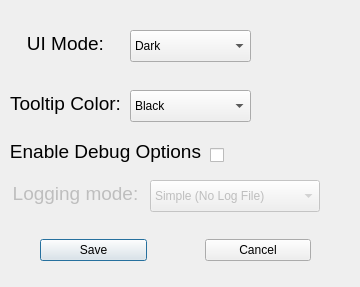
This is src/ui/menu/optiondialog.ui in jagger1407/NeoStudio as Qt 5 draws it before an edit. The edited form follows.
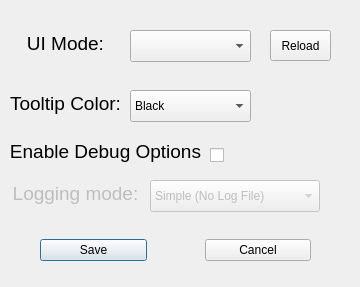
This is the edited form.

What changed in the file:
```diff
--- a/src/ui/menu/optiondialog.ui
+++ b/src/ui/menu/optiondialog.ui
@@ -309,18 +309,21 @@
     </rect>
    </property>
    <property name="currentIndex">
-    <number>1</number>
+    <number>-1</number>
    </property>
-   <item>
-    <property name="text">
-     <string>Light</string>
-    </property>
-   </item>
-   <item>
-    <property name="text">
-     <string>Dark</string>
-    </property>
-   </item>
+  </widget>
+  <widget class="QPushButton" name="ReloadUIsBtn">
+   <property name="geometry">
+    <rect>
+     <x>270</x>
+     <y>30</y>
+     <width>61</width>
+     <height>31</height>
+    </rect>
+   </property>
+   <property name="text">
+    <string>Reload</string>
+   </property>
   </widget>
  </widget>
  <resources/>
```
Left out of the diff: 20 changed lines with no effect on the pictures.
